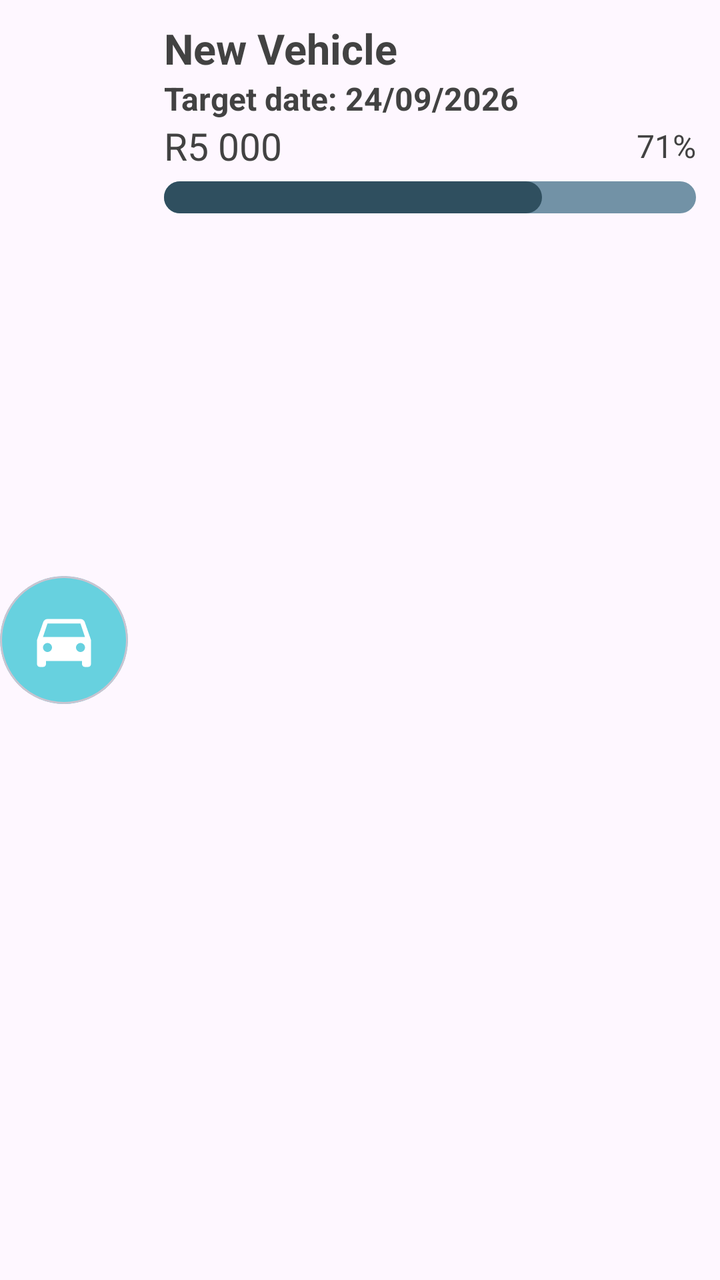
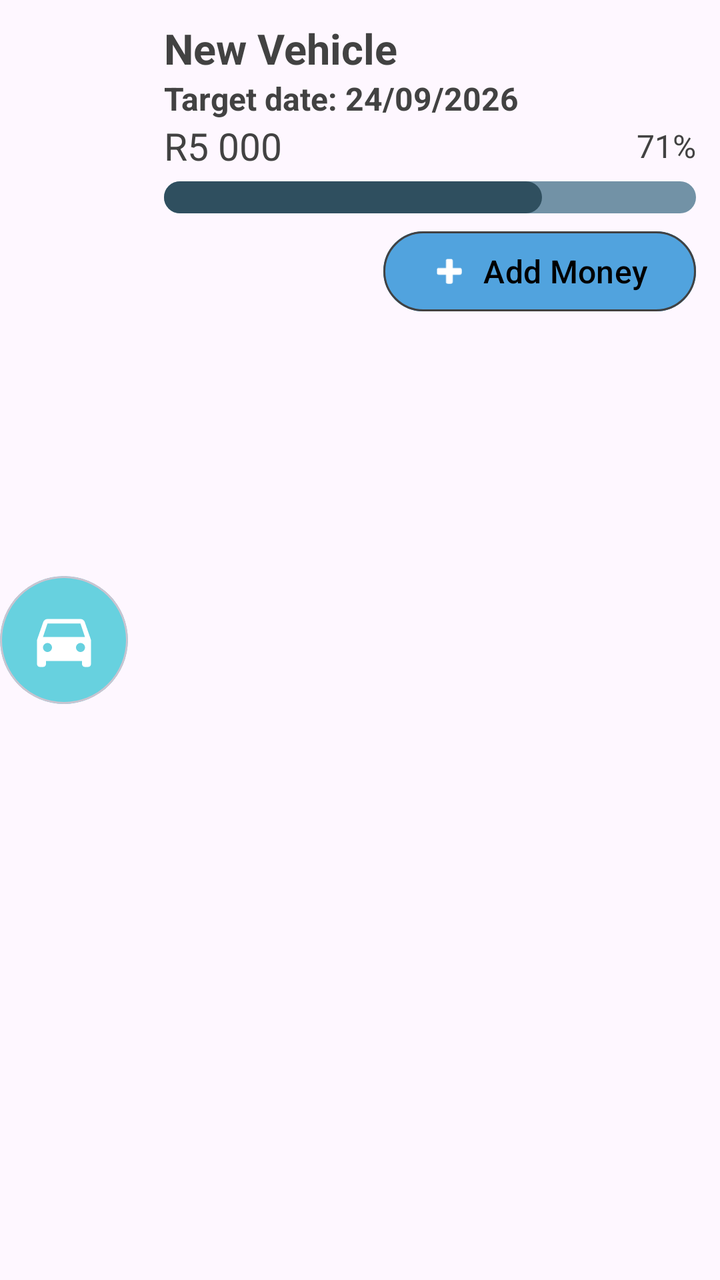

The first picture is an Android layout as it rendered before a commit; the second is the same layout after the commit. The layout source and the unified diff follow.
<!-- AndroidManifest.xml: application theme Theme.BudgieApp -->
<!-- res/layout/item_goal.xml -->
<?xml version="1.0" encoding="utf-8"?>
<androidx.constraintlayout.widget.ConstraintLayout xmlns:android="http://schemas.android.com/apk/res/android"
    xmlns:app="http://schemas.android.com/apk/res-auto"
    android:id="@+id/goalContainer"
    android:layout_width="match_parent"
    android:layout_height="wrap_content"
    android:minHeight="110dp">

    <com.google.android.material.card.MaterialCardView
        android:id="@+id/cardGoalIcon"
        android:layout_width="64dp"
        android:layout_height="64dp"

        app:cardBackgroundColor="@color/light_blue"
        app:cardCornerRadius="32dp"
        app:cardElevation="0dp"
        app:layout_constraintStart_toStartOf="parent"
        app:layout_constraintTop_toTopOf="parent"
        app:layout_constraintBottom_toBottomOf="parent">

        <ImageView
            android:id="@+id/imgGoalIcon"
            android:layout_width="36dp"
            android:layout_height="36dp"
            android:layout_gravity="center"
            android:contentDescription="Vehicle goal"
            android:src="@drawable/baseline_directions_car_24"
            app:tint="@color/white"/>

    </com.google.android.material.card.MaterialCardView>

    <TextView
        android:id="@+id/txtGoalName"
        android:layout_width="0dp"
        android:layout_height="wrap_content"
        android:layout_marginStart="18dp"
        android:layout_marginTop="10dp"
        android:text="New Vehicle"
        android:textColor="@color/soft_black"
        android:textSize="21sp"
        android:textStyle="bold"
        app:layout_constraintStart_toEndOf="@id/cardGoalIcon"
        app:layout_constraintEnd_toStartOf="@+id/txtGoalPercentage"
        app:layout_constraintTop_toTopOf="parent"/>

    <TextView
        android:id="@+id/txtGoalTargetDate"
        android:layout_width="0dp"
        android:layout_height="wrap_content"
        android:layout_marginStart="18dp"
        android:text="Target date: 24/09/2026"
        android:textColor="@color/soft_black"
        android:textSize="16sp"
        android:textStyle="bold"
        app:layout_constraintStart_toEndOf="@+id/cardGoalIcon"
        app:layout_constraintEnd_toStartOf="@id/txtGoalPercentage"
        app:layout_constraintTop_toBottomOf="@id/txtGoalName"/>

    <TextView
        android:id="@+id/txtGoalSavedAmount"
        android:layout_width="wrap_content"
        android:layout_height="wrap_content"
        android:layout_marginStart="18dp"
        android:text="R5 000"
        android:textColor="@color/soft_black"
        android:textSize="19sp"
        app:layout_constraintStart_toEndOf="@id/cardGoalIcon"
        app:layout_constraintTop_toBottomOf="@id/txtGoalTargetDate"/>

    <TextView
        android:id="@+id/txtGoalPercentage"
        android:layout_width="wrap_content"
        android:layout_height="wrap_content"
        android:layout_marginEnd="12dp"
        android:text="71%"
        android:textColor="@color/soft_black"
        android:textSize="16sp"
        app:layout_constraintEnd_toEndOf="parent"
        app:layout_constraintTop_toTopOf="@+id/txtGoalSavedAmount"
        app:layout_constraintBottom_toBottomOf="@+id/txtGoalSavedAmount"/>

    <ProgressBar
        android:id="@+id/goalProgress"
        style="?android:progressBarStyleHorizontal"
        android:layout_width="0dp"
        android:layout_height="16dp"
        android:layout_marginTop="5dp"
        android:max="100"
        android:progress="71"
        android:progressDrawable="@drawable/custom_progressbar"
        app:layout_constraintStart_toStartOf="@+id/txtGoalSavedAmount"
        app:layout_constraintEnd_toEndOf="@+id/txtGoalPercentage"
        app:layout_constraintTop_toBottomOf="@+id/txtGoalSavedAmount"/>

</androidx.constraintlayout.widget.ConstraintLayout>
<!-- resources referenced by this layout -->
<resources>
  <color name="light_blue">#BF34C4D5</color>
  <color name="soft_black">#424242</color>
  <color name="white">#FFFFFFFF</color>
  <!-- drawable baseline_directions_car_24 (drawable) -->
  <vector xmlns:android="http://schemas.android.com/apk/res/android" android:height="32dp" android:tint="#FFFFFF" android:viewportHeight="24" android:viewportWidth="24" android:width="32dp">
        
      <path android:fillColor="@android:color/white" android:pathData="M18.92,6.01C18.72,5.42 18.16,5 17.5,5h-11c-0.66,0 -1.21,0.42 -1.42,1.01L3,12v8c0,0.55 0.45,1 1,1h1c0.55,0 1,-0.45 1,-1v-1h12v1c0,0.55 0.45,1 1,1h1c0.55,0 1,-0.45 1,-1v-8l-2.08,-5.99zM6.5,16c-0.83,0 -1.5,-0.67 -1.5,-1.5S5.67,13 6.5,13s1.5,0.67 1.5,1.5S7.33,16 6.5,16zM17.5,16c-0.83,0 -1.5,-0.67 -1.5,-1.5s0.67,-1.5 1.5,-1.5 1.5,0.67 1.5,1.5 -0.67,1.5 -1.5,1.5zM5,11l1.5,-4.5h11L19,11L5,11z"/>
      
  </vector>
  <!-- drawable custom_progressbar (drawable) -->
  <?xml version="1.0" encoding="utf-8"?>
  <layer-list xmlns:android="http://schemas.android.com/apk/res/android">
      
      <item android:id="@android:id/background">
  
          <shape android:shape="rectangle">
  
              <solid android:color="@color/input_blue" />
              <corners android:radius="10dp" />
  
          </shape>
  
      </item>
  
  
      
      <item android:id="@android:id/progress">
  
  
          <scale android:scaleWidth = "100%">
  
              <shape android:shape="rectangle">
  
                  <solid android:color="@color/budget_blue" />
                  <corners android:radius="10dp" />
  
              </shape>
  
          </scale>
  
      </item>
  
  </layer-list>
  <style name="Theme.BudgieApp" parent="Base.Theme.BudgieApp" />
  <color name="input_blue">#7292A6</color>
  <color name="budget_blue">#2F4F5F</color>
  <style name="Base.Theme.BudgieApp" parent="Theme.Material3.DayNight.NoActionBar">
          
          
          <item name="android:textColor">#000000</item>
      </style>
</resources>

<!-- the commit's change to res/layout/item_goal.xml (unified diff, before → after) -->
@@ -58,14 +58,16 @@
 
     <TextView
         android:id="@+id/txtGoalSavedAmount"
-        android:layout_width="wrap_content"
+        android:layout_width="0dp"
         android:layout_height="wrap_content"
         android:layout_marginStart="18dp"
+        android:layout_marginEnd="8dp"
         android:text="R5 000"
         android:textColor="@color/soft_black"
         android:textSize="19sp"
         app:layout_constraintStart_toEndOf="@id/cardGoalIcon"
-        app:layout_constraintTop_toBottomOf="@id/txtGoalTargetDate"/>
+        app:layout_constraintTop_toBottomOf="@id/txtGoalTargetDate"
+        app:layout_constraintEnd_toStartOf="@id/txtGoalPercentage"/>
 
     <TextView
         android:id="@+id/txtGoalPercentage"
@@ -92,4 +94,23 @@
         app:layout_constraintEnd_toEndOf="@+id/txtGoalPercentage"
         app:layout_constraintTop_toBottomOf="@+id/txtGoalSavedAmount"/>
 
+    <com.google.android.material.button.MaterialButton
+        android:id="@+id/btnAddMoney"
+        android:layout_width="wrap_content"
+        android:layout_height="48dp"
+        android:layout_marginTop="5dp"
+        android:backgroundTint="@color/background_header"
+        android:text="Add Money"
+        android:textAllCaps="false"
+        android:textColor="@color/black"
+        android:textSize="16sp"
+        app:cornerRadius="20dp"
+        app:icon="@drawable/baseline_add_24"
+        app:iconGravity="textStart"
+        app:strokeColor="@color/soft_black"
+        app:strokeWidth="1dp"
+        app:layout_constraintTop_toBottomOf="@id/goalProgress"
+        app:layout_constraintEnd_toEndOf="@id/goalProgress"/>
+
+
 </androidx.constraintlayout.widget.ConstraintLayout>
<!-- resource entries referenced after the edit -->
@@ -1,8 +1,27 @@
 <!-- resources referenced by this layout -->
 <resources>
+  <color name="background_header">#51A3DE</color>
+  <color name="black">#FF000000</color>
   <color name="light_blue">#BF34C4D5</color>
   <color name="soft_black">#424242</color>
   <color name="white">#FFFFFFFF</color>
+  <!-- drawable baseline_add_24 (drawable) -->
+  <vector xmlns:android="http://schemas.android.com/apk/res/android"
+      android:width="32dp"
+      android:height="32dp"
+      android:tint="#FFFFFF"
+      android:viewportWidth="24"
+      android:viewportHeight="24">
+  
+      <path
+          android:fillColor="@android:color/white"
+          android:pathData="M19,13h-6v6h-2v-6H5v-2h6V5h2v6h6v2z"
+          android:strokeColor="@android:color/white"
+          android:strokeWidth="2.5"
+          android:strokeLineCap="round"
+          android:strokeLineJoin="round" />
+  
+  </vector>
   <!-- drawable baseline_directions_car_24 (drawable) -->
   <vector xmlns:android="http://schemas.android.com/apk/res/android" android:height="32dp" android:tint="#FFFFFF" android:viewportHeight="24" android:viewportWidth="24" android:width="32dp">
         
